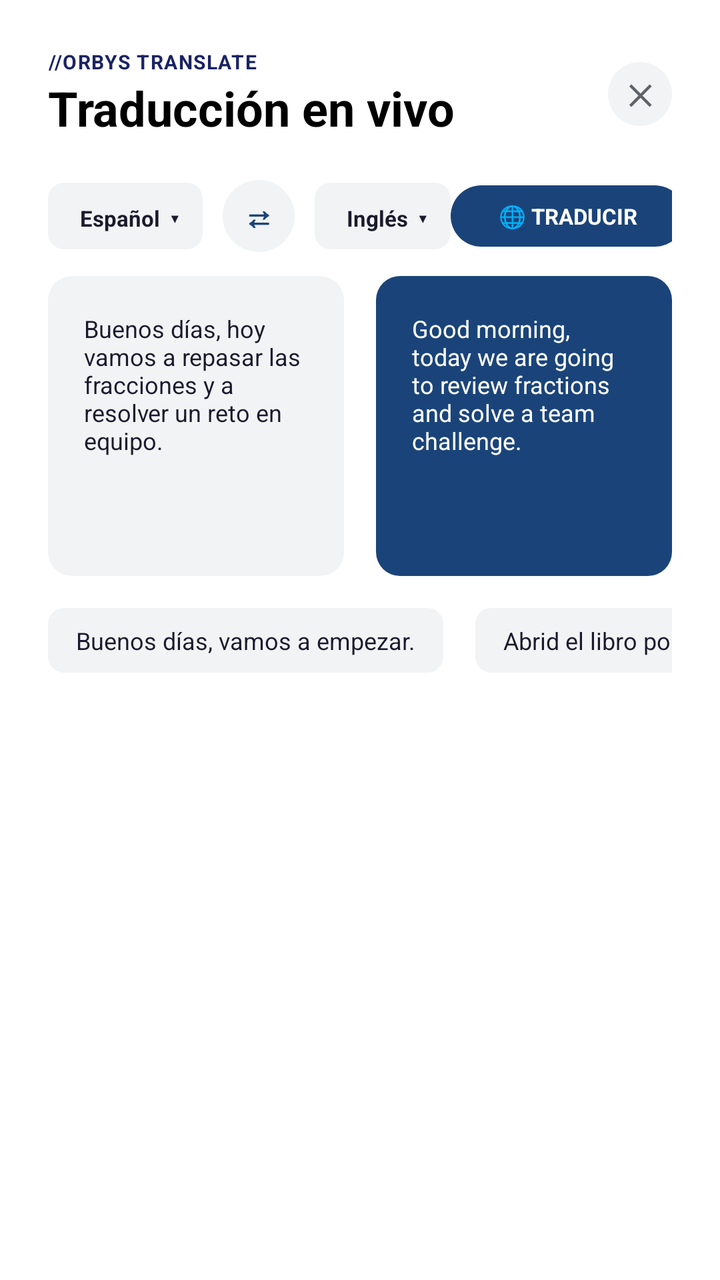
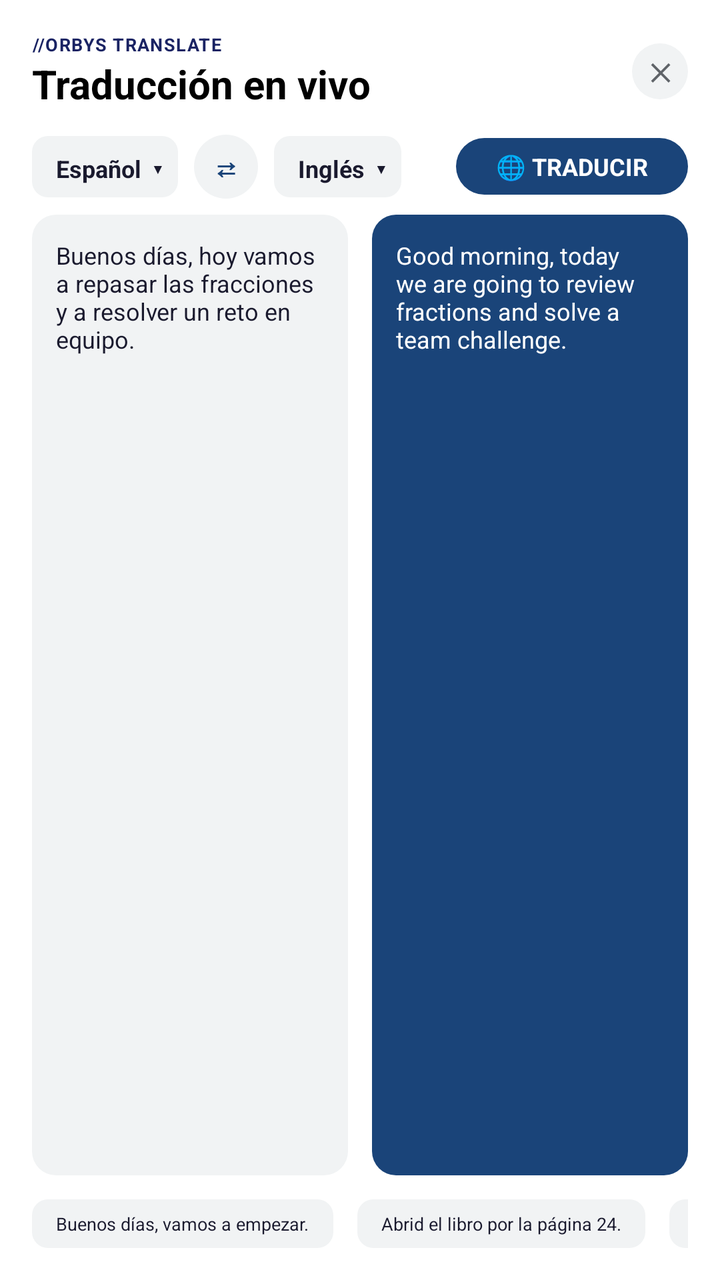

Compare the two renders of this Android layout. The source of the first and the diff that turns it into the second are given below.
<!-- AndroidManifest.xml: application theme Theme.LauncherTs13 -->
<!-- res/layout/dialog_translate.xml -->
<?xml version="1.0" encoding="utf-8"?>
<LinearLayout xmlns:android="http://schemas.android.com/apk/res/android"
    xmlns:app="http://schemas.android.com/apk/res-auto"
    xmlns:tools="http://schemas.android.com/tools"
    android:layout_width="match_parent"
    android:layout_height="wrap_content"
    android:orientation="vertical"
    android:padding="24dp">

    
    <RelativeLayout
        android:layout_width="match_parent"
        android:layout_height="wrap_content"
        android:layout_marginBottom="20dp">

        <LinearLayout
            android:layout_width="wrap_content"
            android:layout_height="wrap_content"
            android:layout_alignParentStart="true"
            android:layout_centerVertical="true"
            android:layout_toStartOf="@id/btn_close_translate"
            android:orientation="vertical">

            <TextView
                android:layout_width="wrap_content"
                android:layout_height="wrap_content"
                android:letterSpacing="0.05"
                android:text="//ORBYS TRANSLATE"
                android:textColor="#1A2363"
                android:textSize="10sp"
                android:textStyle="bold" />

            <TextView
                android:layout_width="wrap_content"
                android:layout_height="wrap_content"
                android:text="Traducción en vivo"
                android:textColor="#000000"
                android:textSize="24sp"
                android:textStyle="bold" />
        </LinearLayout>

        <TextView
            android:id="@+id/btn_close_translate"
            android:layout_width="32dp"
            android:layout_height="32dp"
            android:layout_alignParentEnd="true"
            android:layout_centerVertical="true"
            android:background="@drawable/bg_name_selector_close"
            android:clickable="true"
            android:focusable="true"
            android:gravity="center"
            android:text="✕"
            android:textColor="#5F6368"
            android:textSize="14sp"
            android:textStyle="bold" />
    </RelativeLayout>

    
    <LinearLayout
        android:layout_width="match_parent"
        android:layout_height="wrap_content"
        android:gravity="center_vertical"
        android:orientation="horizontal"
        android:layout_marginBottom="12dp">

        <TextView
            android:id="@+id/tv_lang_source"
            android:layout_width="wrap_content"
            android:layout_height="wrap_content"
            android:background="@drawable/bg_timer_chip_unselected"
            android:clickable="true"
            android:focusable="true"
            android:paddingStart="16dp"
            android:paddingTop="10dp"
            android:paddingEnd="12dp"
            android:paddingBottom="8dp"
            android:text="Español  ▾"
            android:textColor="#1A1A2E"
            android:textSize="11sp"
            android:textStyle="bold" />

        <TextView
            android:id="@+id/btn_swap_languages"
            android:layout_width="36dp"
            android:layout_height="36dp"
            android:layout_marginStart="10dp"
            android:layout_marginEnd="10dp"
            android:background="@drawable/bg_name_selector_icon_box"
            android:clickable="true"
            android:focusable="true"
            android:gravity="center"
            android:text="⇄"
            android:textColor="#1A4479"
            android:textSize="16sp"
            android:textStyle="bold" />

        <TextView
            android:id="@+id/tv_lang_target"
            android:layout_width="wrap_content"
            android:layout_height="wrap_content"
            android:background="@drawable/bg_timer_chip_unselected"
            android:clickable="true"
            android:focusable="true"
            android:paddingStart="16dp"
            android:paddingTop="10dp"
            android:paddingEnd="12dp"
            android:paddingBottom="8dp"
            android:text="Inglés  ▾"
            android:textColor="#1A1A2E"
            android:textSize="11sp"
            android:textStyle="bold" />

        <View
            android:layout_width="0dp"
            android:layout_height="0dp"
            android:layout_weight="1" />

        <TextView
            android:id="@+id/btn_start_translate"
            android:layout_width="wrap_content"
            android:layout_height="wrap_content"
            android:background="@drawable/bg_name_selector_button"
            android:clickable="true"
            android:focusable="true"
            android:gravity="center"
            android:paddingStart="24dp"
            android:paddingTop="8dp"
            android:paddingEnd="24dp"
            android:paddingBottom="8dp"
            android:text="🌐 TRADUCIR"
            android:textAllCaps="true"
            android:textColor="#FFFFFF"
            android:textSize="11sp"
            android:textStyle="bold" />

    </LinearLayout>

    
    <LinearLayout
        android:layout_width="match_parent"
        android:layout_height="wrap_content"
        android:orientation="horizontal">

        <EditText
            android:id="@+id/et_translate_source"
            android:layout_width="0dp"
            android:layout_height="wrap_content"
            android:layout_marginEnd="8dp"
            android:layout_weight="1"
            android:background="@drawable/bg_translate_source_panel"
            android:gravity="top|start"
            android:inputType="textMultiLine|textCapSentences"
            android:minHeight="150dp"
            android:padding="18dp"
            android:text="Buenos días, hoy vamos a repasar las fracciones y a resolver un reto en equipo."
            android:textColor="#1A1A2E"
            android:textColorHint="#9AA0A6"
            android:textCursorDrawable="@null"
            android:textSize="12sp" />

        <TextView
            android:id="@+id/tv_translate_target"
            android:layout_width="0dp"
            android:layout_height="wrap_content"
            android:layout_marginStart="8dp"
            android:layout_weight="1"
            android:background="@drawable/bg_translate_target_panel"
            android:minHeight="150dp"
            android:padding="18dp"
            android:text="Good morning, today we are going to review fractions and solve a team challenge."
            android:textColor="#FFFFFF"
            android:textSize="12sp" />

    </LinearLayout>

    
    <HorizontalScrollView
        android:layout_width="match_parent"
        android:layout_height="wrap_content"
        android:layout_marginTop="16dp"
        android:fillViewport="true"
        android:scrollbars="none">

        <LinearLayout
            android:layout_width="wrap_content"
            android:layout_height="wrap_content"
            android:orientation="horizontal">

            <TextView
                android:layout_width="wrap_content"
                android:layout_height="wrap_content"
                android:layout_marginEnd="8dp"
                android:background="@drawable/bg_timer_chip_unselected"
                android:paddingStart="14dp"
                android:paddingTop="8dp"
                android:paddingEnd="14dp"
                android:paddingBottom="8dp"
                android:text="Buenos días, vamos a empezar."
                android:textColor="#1A1A2E"
                android:textSize="12sp" />

            <TextView
                android:layout_width="wrap_content"
                android:layout_height="wrap_content"
                android:layout_marginStart="8dp"
                android:layout_marginEnd="8dp"
                android:background="@drawable/bg_timer_chip_unselected"
                android:paddingStart="14dp"
                android:paddingTop="8dp"
                android:paddingEnd="14dp"
                android:paddingBottom="8dp"
                android:text="Abrid el libro por la página 24."
                android:textColor="#1A1A2E"
                android:textSize="12sp" />

            <TextView
                android:layout_width="wrap_content"
                android:layout_height="wrap_content"
                android:layout_marginStart="8dp"
                android:background="@drawable/bg_timer_chip_unselected"
                android:paddingStart="14dp"
                android:paddingTop="8dp"
                android:paddingEnd="14dp"
                android:paddingBottom="8dp"
                android:text="Trabajad en parejas, por favor."
                android:textColor="#1A1A2E"
                android:textSize="10sp" />

        </LinearLayout>

    </HorizontalScrollView>

</LinearLayout>
<!-- resources referenced by this layout -->
<resources>
  <!-- drawable bg_name_selector_button (drawable) -->
  <?xml version="1.0" encoding="utf-8"?>
  <shape xmlns:android="http://schemas.android.com/apk/res/android"
      android:shape="rectangle">
      <solid android:color="#1A4479" />
      <corners android:radius="999dp" />
  </shape>
  <!-- drawable bg_name_selector_close (drawable) -->
  <?xml version="1.0" encoding="utf-8"?>
  <shape xmlns:android="http://schemas.android.com/apk/res/android"
      android:shape="oval">
      <solid android:color="#F1F3F4" />
  </shape>
  <!-- drawable bg_name_selector_icon_box (drawable) -->
  <?xml version="1.0" encoding="utf-8"?>
  <shape xmlns:android="http://schemas.android.com/apk/res/android"
      android:shape="oval">
      <solid android:color="#F1F3F4" />
  </shape>
  <!-- drawable bg_timer_chip_unselected (drawable) -->
  <?xml version="1.0" encoding="utf-8"?>
  <shape xmlns:android="http://schemas.android.com/apk/res/android">
      <solid android:color="#F1F3F4" />
      <corners android:radius="8dp" />
  </shape>
  <!-- drawable bg_translate_source_panel (drawable) -->
  <?xml version="1.0" encoding="utf-8"?>
  <shape xmlns:android="http://schemas.android.com/apk/res/android">
      <solid android:color="#F1F3F4" />
      <corners android:radius="12dp" />
  </shape>
  <!-- drawable bg_translate_target_panel (drawable) -->
  <?xml version="1.0" encoding="utf-8"?>
  <shape xmlns:android="http://schemas.android.com/apk/res/android">
      <solid android:color="#1A4479" />
      <corners android:radius="12dp" />
  </shape>
  <style name="Theme.LauncherTs13" parent="Theme.MaterialComponents.DayNight.NoActionBar">
          <item name="colorPrimary">@color/dock_logo_color</item>
          <item name="colorPrimaryVariant">@color/dock_logo_color</item>
          <item name="colorOnPrimary">@color/white</item>
          <item name="colorSecondary">@color/teal_200</item>
          <item name="colorSecondaryVariant">@color/teal_700</item>
          <item name="colorOnSecondary">@color/black</item>
          <item name="android:windowBackground">@android:color/transparent</item>
          <item name="android:windowIsTranslucent">true</item>
          <item name="android:windowShowWallpaper">true</item>
          <item name="android:statusBarColor">@android:color/transparent</item>
          <item name="android:navigationBarColor">@android:color/transparent</item>
          <item name="android:windowLayoutInDisplayCutoutMode" tools:targetApi="o_mr1">shortEdges</item>
      </style>
  <color name="dock_logo_color">#1A2363</color>
  <color name="white">#FFFFFFFF</color>
  <color name="teal_200">#FF03DAC5</color>
  <color name="teal_700">#FF018786</color>
  <color name="black">#FF000000</color>
</resources>

<!-- the commit's change to res/layout/dialog_translate.xml (unified diff, before → after) -->
@@ -3,15 +3,15 @@
     xmlns:app="http://schemas.android.com/apk/res-auto"
     xmlns:tools="http://schemas.android.com/tools"
     android:layout_width="match_parent"
-    android:layout_height="wrap_content"
+    android:layout_height="match_parent"
     android:orientation="vertical"
-    android:padding="24dp">
+    android:padding="@dimen/dialog_padding">
 
     
     <RelativeLayout
         android:layout_width="match_parent"
         android:layout_height="wrap_content"
-        android:layout_marginBottom="20dp">
+        android:layout_marginBottom="12dp">
 
         <LinearLayout
             android:layout_width="wrap_content"
@@ -27,7 +27,7 @@
                 android:letterSpacing="0.05"
                 android:text="//ORBYS TRANSLATE"
                 android:textColor="#1A2363"
-                android:textSize="10sp"
+                android:textSize="@dimen/text_size_header_label"
                 android:textStyle="bold" />
 
             <TextView
@@ -35,14 +35,14 @@
                 android:layout_height="wrap_content"
                 android:text="Traducción en vivo"
                 android:textColor="#000000"
-                android:textSize="24sp"
+                android:textSize="@dimen/text_size_header_title"
                 android:textStyle="bold" />
         </LinearLayout>
 
         <TextView
             android:id="@+id/btn_close_translate"
-            android:layout_width="32dp"
-            android:layout_height="32dp"
+            android:layout_width="@dimen/dialog_close_button_size"
+            android:layout_height="@dimen/dialog_close_button_size"
             android:layout_alignParentEnd="true"
             android:layout_centerVertical="true"
             android:background="@drawable/bg_name_selector_close"
@@ -51,7 +51,7 @@
             android:gravity="center"
             android:text="✕"
             android:textColor="#5F6368"
-            android:textSize="14sp"
+            android:textSize="12sp"
             android:textStyle="bold" />
     </RelativeLayout>
 
@@ -61,7 +61,7 @@
         android:layout_height="wrap_content"
         android:gravity="center_vertical"
         android:orientation="horizontal"
-        android:layout_marginBottom="12dp">
+        android:layout_marginBottom="8dp">
 
         <TextView
             android:id="@+id/tv_lang_source"
@@ -70,28 +70,28 @@
             android:background="@drawable/bg_timer_chip_unselected"
             android:clickable="true"
             android:focusable="true"
-            android:paddingStart="16dp"
-            android:paddingTop="10dp"
-            android:paddingEnd="12dp"
-            android:paddingBottom="8dp"
+            android:paddingStart="12dp"
+            android:paddingTop="8dp"
+            android:paddingEnd="8dp"
+            android:paddingBottom="6dp"
             android:text="Español  ▾"
             android:textColor="#1A1A2E"
-            android:textSize="11sp"
+            android:textSize="@dimen/text_size_body_secondary"
             android:textStyle="bold" />
 
         <TextView
             android:id="@+id/btn_swap_languages"
-            android:layout_width="36dp"
-            android:layout_height="36dp"
-            android:layout_marginStart="10dp"
-            android:layout_marginEnd="10dp"
+            android:layout_width="32dp"
+            android:layout_height="32dp"
+            android:layout_marginStart="8dp"
+            android:layout_marginEnd="8dp"
             android:background="@drawable/bg_name_selector_icon_box"
             android:clickable="true"
             android:focusable="true"
             android:gravity="center"
             android:text="⇄"
             android:textColor="#1A4479"
-            android:textSize="16sp"
+            android:textSize="14sp"
             android:textStyle="bold" />
 
         <TextView
@@ -101,13 +101,13 @@
             android:background="@drawable/bg_timer_chip_unselected"
             android:clickable="true"
             android:focusable="true"
-            android:paddingStart="16dp"
-            android:paddingTop="10dp"
-            android:paddingEnd="12dp"
-            android:paddingBottom="8dp"
+            android:paddingStart="12dp"
+            android:paddingTop="8dp"
+            android:paddingEnd="8dp"
+            android:paddingBottom="6dp"
             android:text="Inglés  ▾"
             android:textColor="#1A1A2E"
-            android:textSize="11sp"
+            android:textSize="@dimen/text_size_body_secondary"
             android:textStyle="bold" />
 
         <View
@@ -123,14 +123,14 @@
             android:clickable="true"
             android:focusable="true"
             android:gravity="center"
-            android:paddingStart="24dp"
-            android:paddingTop="8dp"
-            android:paddingEnd="24dp"
-            android:paddingBottom="8dp"
+            android:paddingStart="20dp"
+            android:paddingTop="6dp"
+            android:paddingEnd="20dp"
+            android:paddingBottom="6dp"
             android:text="🌐 TRADUCIR"
             android:textAllCaps="true"
             android:textColor="#FFFFFF"
-            android:textSize="11sp"
+            android:textSize="@dimen/text_size_body_secondary"
             android:textStyle="bold" />
 
     </LinearLayout>
@@ -138,38 +138,37 @@
     
     <LinearLayout
         android:layout_width="match_parent"
-        android:layout_height="wrap_content"
+        android:layout_height="0dp"
+        android:layout_weight="1"
         android:orientation="horizontal">
 
         <EditText
             android:id="@+id/et_translate_source"
             android:layout_width="0dp"
-            android:layout_height="wrap_content"
-            android:layout_marginEnd="8dp"
+            android:layout_height="match_parent"
+            android:layout_marginEnd="6dp"
             android:layout_weight="1"
             android:background="@drawable/bg_translate_source_panel"
             android:gravity="top|start"
             android:inputType="textMultiLine|textCapSentences"
-            android:minHeight="150dp"
-            android:padding="18dp"
+            android:padding="12dp"
             android:text="Buenos días, hoy vamos a repasar las fracciones y a resolver un reto en equipo."
             android:textColor="#1A1A2E"
             android:textColorHint="#9AA0A6"
             android:textCursorDrawable="@null"
-            android:textSize="12sp" />
+            android:textSize="@dimen/text_size_body_secondary" />
 
         <TextView
             android:id="@+id/tv_translate_target"
             android:layout_width="0dp"
-            android:layout_height="wrap_content"
-            android:layout_marginStart="8dp"
+            android:layout_height="match_parent"
+            android:layout_marginStart="6dp"
             android:layout_weight="1"
             android:background="@drawable/bg_translate_target_panel"
-            android:minHeight="150dp"
-            android:padding="18dp"
+            android:padding="12dp"
             android:text="Good morning, today we are going to review fractions and solve a team challenge."
             android:textColor="#FFFFFF"
-            android:textSize="12sp" />
+            android:textSize="@dimen/text_size_body_secondary" />
 
     </LinearLayout>
 
@@ -177,7 +176,7 @@
     <HorizontalScrollView
         android:layout_width="match_parent"
         android:layout_height="wrap_content"
-        android:layout_marginTop="16dp"
+        android:layout_marginTop="12dp"
         android:fillViewport="true"
         android:scrollbars="none">
 
@@ -189,42 +188,42 @@
             <TextView
                 android:layout_width="wrap_content"
                 android:layout_height="wrap_content"
-                android:layout_marginEnd="8dp"
+                android:layout_marginEnd="6dp"
                 android:background="@drawable/bg_timer_chip_unselected"
-                android:paddingStart="14dp"
-                android:paddingTop="8dp"
-                android:paddingEnd="14dp"
-                android:paddingBottom="8dp"
+                android:paddingStart="12dp"
+                android:paddingTop="6dp"
+                android:paddingEnd="12dp"
+                android:paddingBottom="6dp"
                 android:text="Buenos días, vamos a empezar."
                 android:textColor="#1A1A2E"
-                android:textSize="12sp" />
-
-            <TextView
-                android:layout_width="wrap_content"
-                android:layout_height="wrap_content"
-                android:layout_marginStart="8dp"
-                android:layout_marginEnd="8dp"
+                android:textSize="@dimen/text_size_footer" />
+
+            <TextView
+                android:layout_width="wrap_content"
+                android:layout_height="wrap_content"
+                android:layout_marginStart="6dp"
+                android:layout_marginEnd="6dp"
                 android:background="@drawable/bg_timer_chip_unselected"
-                android:paddingStart="14dp"
-                android:paddingTop="8dp"
-                android:paddingEnd="14dp"
-                android:paddingBottom="8dp"
+                android:paddingStart="12dp"
+                android:paddingTop="6dp"
+                android:paddingEnd="12dp"
+                android:paddingBottom="6dp"
                 android:text="Abrid el libro por la página 24."
                 android:textColor="#1A1A2E"
-                android:textSize="12sp" />
-
-            <TextView
-                android:layout_width="wrap_content"
-                android:layout_height="wrap_content"
-                android:layout_marginStart="8dp"
+                android:textSize="@dimen/text_size_footer" />
+
+            <TextView
+                android:layout_width="wrap_content"
+                android:layout_height="wrap_content"
+                android:layout_marginStart="6dp"
                 android:background="@drawable/bg_timer_chip_unselected"
-                android:paddingStart="14dp"
-                android:paddingTop="8dp"
-                android:paddingEnd="14dp"
-                android:paddingBottom="8dp"
+                android:paddingStart="12dp"
+                android:paddingTop="6dp"
+                android:paddingEnd="12dp"
+                android:paddingBottom="6dp"
                 android:text="Trabajad en parejas, por favor."
                 android:textColor="#1A1A2E"
-                android:textSize="10sp" />
+                android:textSize="@dimen/text_size_footer" />
 
         </LinearLayout>
 
<!-- resource entries referenced after the edit -->
@@ -1,5 +1,11 @@
 <!-- resources referenced by this layout -->
 <resources>
+  <dimen name="dialog_close_button_size">28dp</dimen>
+  <dimen name="dialog_padding">16dp</dimen>
+  <dimen name="text_size_body_secondary">12sp</dimen>
+  <dimen name="text_size_footer">9sp</dimen>
+  <dimen name="text_size_header_label">9sp</dimen>
+  <dimen name="text_size_header_title">20sp</dimen>
   <!-- drawable bg_name_selector_button (drawable) -->
   <?xml version="1.0" encoding="utf-8"?>
   <shape xmlns:android="http://schemas.android.com/apk/res/android"
